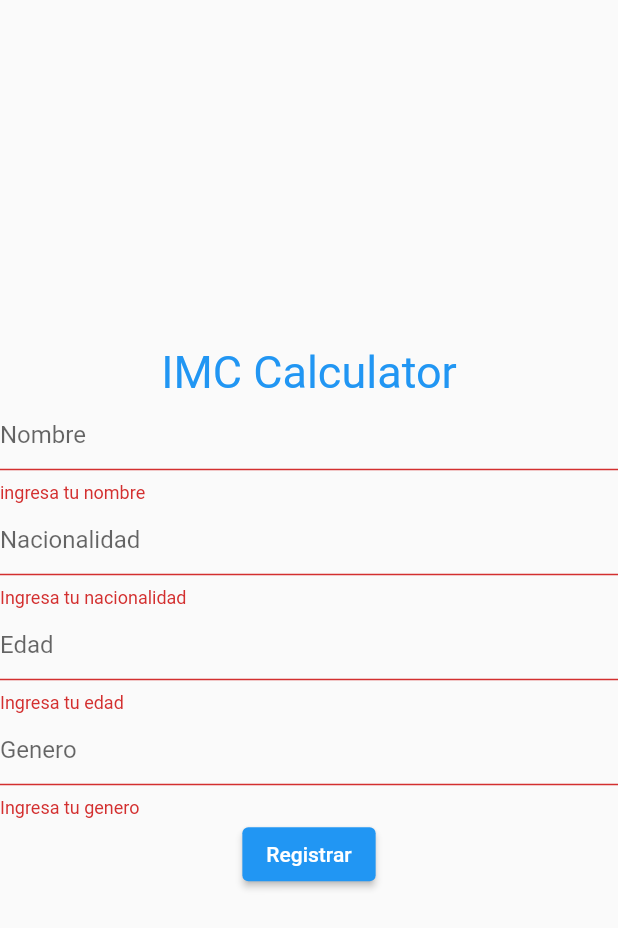
After one commit to Adrian-Garcia-Cuya/taller4, a Flutter app: the screen it shows after launch, after a tap on "Registrar", on a phone screen of 412 x 824 dp. The commit adds this screen. Shown: the top 928 px of the screen. Run offline on Flutter 3.47's test engine with Material 2 defaults, Android fonts, the phone set to English and light mode, and no system bars; our stand-ins replace sqflite; accounts and stored records are empty.

Commit message:
login completado

```diff
--- /dev/null
+++ b/lib/login.dart
@@ -0,0 +1,122 @@
+import 'package:flutter/material.dart';
+import 'package:mvvm_vi_2023/model/user.dart';
+import 'package:mvvm_vi_2023/option.dart';
+import 'package:mvvm_vi_2023/service/user_service.dart';
+
+class Login extends StatefulWidget {
+  const Login({super.key});
+
+  @override
+  State<Login> createState() => _LoginState();
+}
+
+class _LoginState extends State<Login> {
+  final _formKey = GlobalKey<FormState>();
+  String? name;
+  String? nationality;
+  String? age;
+  String? gender;
+
+  @override
+  Widget build(BuildContext context) {
+    UserService userService = UserService();
+
+    Future<void> login() async {
+      final navigator = Navigator.of(context);
+      try {
+        if (_formKey.currentState!.validate()) {
+          ScaffoldMessenger.of(context)
+              .showSnackBar(const SnackBar(content: Text('Processing Data')));
+          User newUser = User(
+              name: name!,
+              nationality: nationality!,
+              age: int.parse(age!),
+              gender: gender!);
+          await userService.insertUser(newUser);
+          navigator.pushReplacement(
+              MaterialPageRoute(builder: (_) => const Options()));
+        }
+      } catch (e) {
+        print(e);
+      }
+    }
+
+    return Scaffold(
+      body: Center(
+        child: Form(
+            key: _formKey,
+            child: Column(
+              mainAxisAlignment: MainAxisAlignment.center,
+              children: <Widget>[
+                const Text(
+                  'IMC Calculator',
+                  style: TextStyle(fontSize: 30, color: Colors.blue),
+                ),
+                TextFormField(
+                  validator: (value) => value == null || value.isEmpty
+                      ? 'ingresa tu nombre'
+                      : null,
+                  decoration: const InputDecoration(
+                    hintText: 'Nombre',
+                  ),
+                  onChanged: (value) {
+                    setState(() {
+                      name = value;
+                    });
+                  },
+                ),
+                TextFormField(
+                  validator: (value) => value == null || value.isEmpty
+                      ? 'Ingresa tu nacionalidad'
+                      : null,
+                  decoration: const InputDecoration(hintText: 'Nacionalidad'),
+                  onChanged: (value) {
+                    setState(() {
+                      nationality = value;
+                    });
+                  },
+                ),
+                TextFormField(
+                  validator: (value) {
+                    if (value == null || value.isEmpty) {
+                      return 'Ingresa tu edad';
+                    }
+                    if (int.tryParse(value) == null) {
+                      return 'Ingresa un numero';
+                    }
+                    return null;
+                  },
+                  decoration: const InputDecoration(hintText: 'Edad'),
+                  onChanged: (value) => setState(() {
+                    age = value;
+                  }),
+                ),
+                TextFormField(
+                  validator: (value) {
+                    if (value == null || value.isEmpty) {
+                      return 'Ingresa tu genero';
+                    }
+                    if (value != 'M' && value != 'F') {
+                      return 'Ingresa M o F';
+                    }
+                    return null;
+                  },
+                  decoration: const InputDecoration(hintText: 'Genero'),
+                  onChanged: (value) => setState(
+                    () {
+                      gender = value;
+                    },
+                  ),
+                ),
+                ElevatedButton(
+                  onPressed: () {
+                    login();
+                  },
+                  child: const Text('Registrar'),
+                ),
+              ],
+            )),
+      ),
+    );
+  }
+}
--- /dev/null
+++ b/lib/model/user.dart
@@ -0,0 +1,29 @@
+class User {
+  int? id;
+  final String name;
+  final String nationality;
+  final int age;
+  final String gender;
+  User({
+    this.id,
+    required this.name,
+    required this.nationality,
+    required this.age,
+    required this.gender,
+  });
+
+  Map<String, dynamic> toMap() {
+    return {
+      'id': id,
+      'name': name,
+      'age': age,
+      'gender': gender,
+      'nationality': nationality
+    };
+  }
+
+  @override
+  String toString() {
+    return 'User( name: $name, age: $age)';
+  }
+}
--- a/pubspec.yaml
+++ b/pubspec.yaml
@@ -30,7 +30,7 @@ environment:
 dependencies:
   flutter:
     sdk: flutter
-  sqflite:
+  sqflite: ^2.2.6
   path:
 
 
```
Also changed, not shown: lib/main.dart (+2 -87 lines), lib/service/user_service.dart (added, +75 -0 lines).
